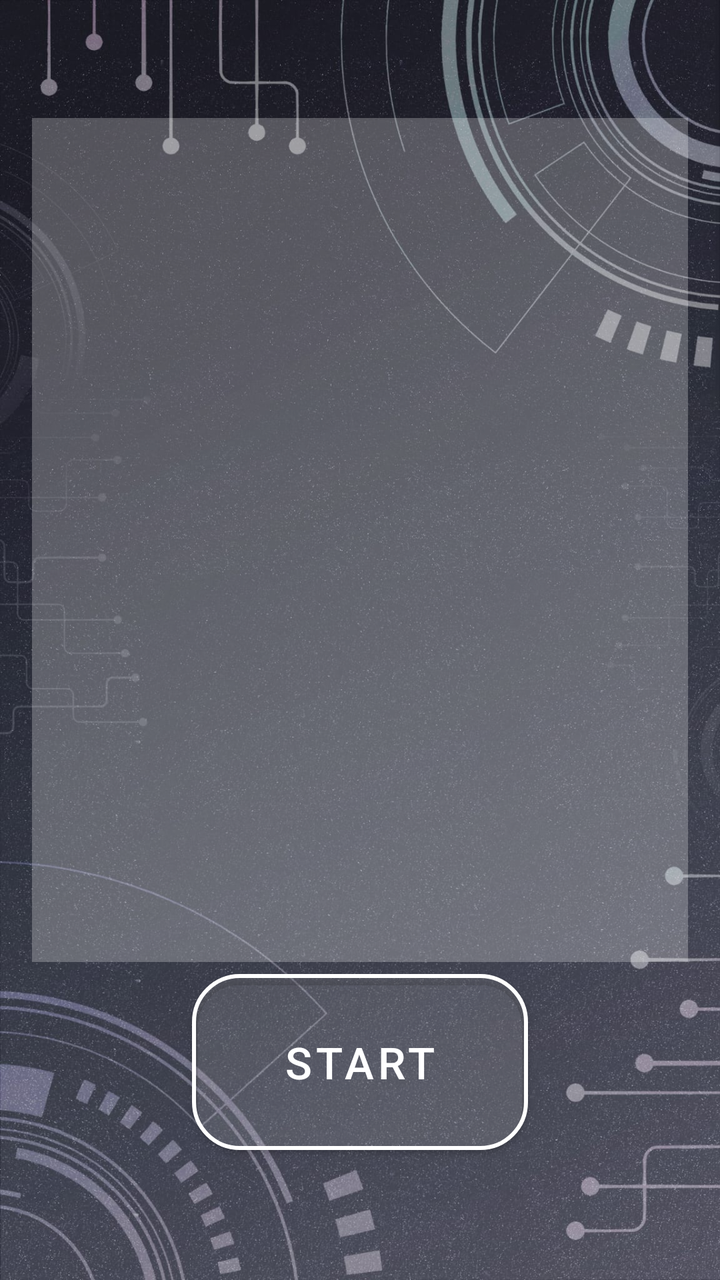
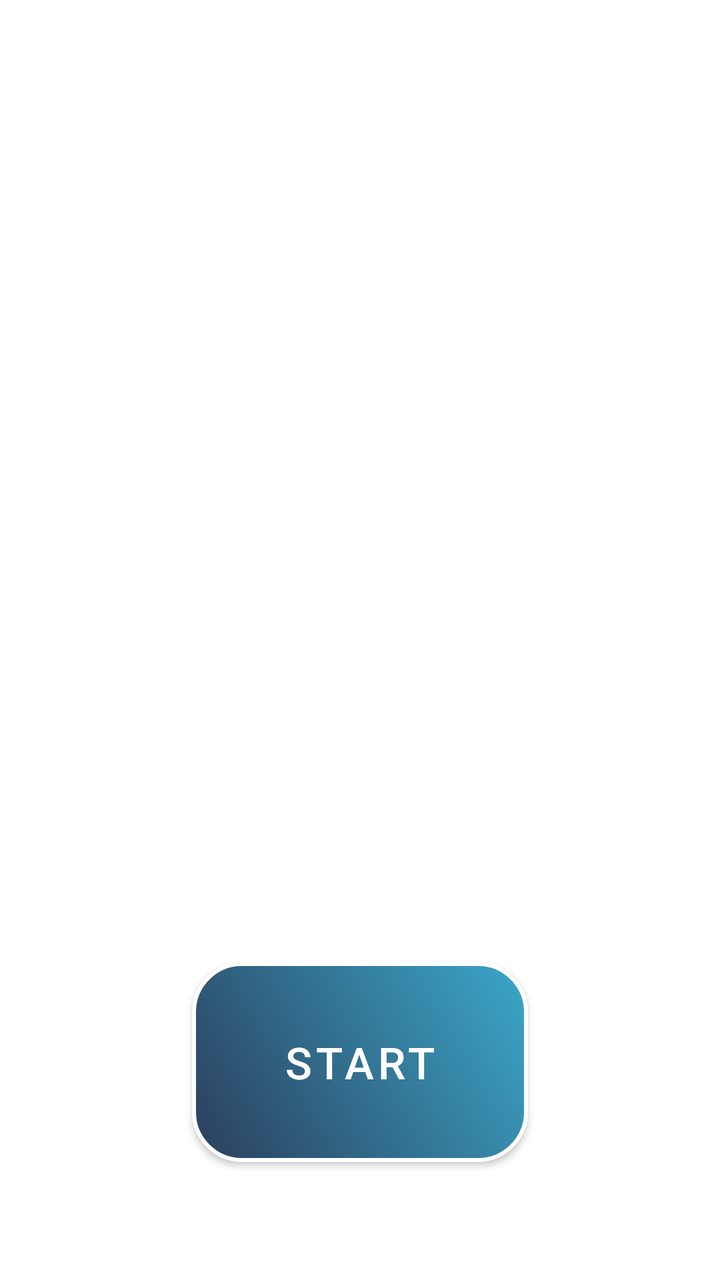

The first picture is an Android layout as it rendered before a commit; the second is the same layout after the commit. The layout source and the unified diff follow.
<!-- AndroidManifest.xml: application theme Theme.VISTA -->
<!-- res/layout/activity_voice_control_page.xml -->
<LinearLayout xmlns:android="http://schemas.android.com/apk/res/android"
    xmlns:app="http://schemas.android.com/apk/res-auto"
    android:id="@+id/main"
    android:layout_width="match_parent"
    android:layout_height="match_parent"
    android:background="@drawable/background"
    android:orientation="vertical"
    android:gravity="center"
    android:padding="16dp">

    

    <TextView
        android:id="@+id/tvResult"
        android:layout_width="345dp"
        android:layout_height="422dp"
        android:background="#40FFFFFF"
        android:textColor="@color/white"
        android:paddingLeft="16dp"
        android:paddingRight="16dp"
        android:paddingTop="8dp"
        android:paddingBottom="8dp" />

    <com.google.android.material.button.MaterialButton
        android:id="@+id/btnVoiceControl_start"
        style="@style/SemiTransparentRoundedButton"
        android:layout_width="168dp"
        android:layout_height="100dp"
        android:text="Start"
        android:textSize="22sp" />
</LinearLayout>
<!-- resources referenced by this layout -->
<resources>
  <color name="white">#FFFFFF</color>
  <!-- drawable background: jpeg bitmap (drawable, 288114 bytes) -->
  <style name="SemiTransparentRoundedButton" parent="Widget.MaterialComponents.Button">
          <item name="android:textColor">#FFFFFF</item>
          <item name="background">@drawable/button_selector</item> 
          <item name="cornerRadius">24dp</item>
          <item name="strokeColor">#FFFFFF</item>
          <item name="strokeWidth">2dp</item>
          <item name="backgroundTint">#20FFFFFF</item> 
      </style>
  <style name="Theme.VISTA" parent="Theme.MaterialComponents.Light.NoActionBar">
          
          <item name="colorPrimary">@color/semi_transparent_white</item>
          <item name="colorPrimaryVariant">@color/semi_transparent_white</item>
          <item name="colorOnPrimary">@color/white</item>
          
      </style>
  <!-- drawable button_selector (drawable) -->
  <?xml version="1.0" encoding="utf-8"?>
  <selector xmlns:android="http://schemas.android.com/apk/res/android">
      
      <item android:state_pressed="true">
          <shape android:shape="rectangle">
              <solid android:color="#20FFFFFF" /> 
              <stroke android:width="2dp" android:color="#FFFFFF" />
              <corners android:radius="24dp" />
          </shape>
      </item>
  
      
      <item android:state_selected="true">
          <shape android:shape="rectangle">
              <solid android:color="#FFFF00" /> 
              <stroke android:width="2dp" android:color="#FFFFFF" />
              <corners android:radius="24dp" />
          </shape>
      </item>
  
      
      <item>
          <shape android:shape="rectangle">
              <solid android:color="#20FFFFFF" /> 
              <stroke android:width="2dp" android:color="#FFFFFF" />
              <corners android:radius="24dp" />
          </shape>
      </item>
  </selector>
  <color name="semi_transparent_white">#80FFFFFF</color>
</resources>

<!-- the commit's change to res/layout/activity_voice_control_page.xml (unified diff, before → after) -->
@@ -3,7 +3,7 @@
     android:id="@+id/main"
     android:layout_width="match_parent"
     android:layout_height="match_parent"
-    android:background="@drawable/background"
+    android:background="@color/white"
     android:orientation="vertical"
     android:gravity="center"
     android:padding="16dp">
@@ -15,11 +15,12 @@
         android:layout_width="345dp"
         android:layout_height="422dp"
         android:background="#40FFFFFF"
-        android:textColor="@color/white"
+        android:textColor="#3BA7C9"
         android:paddingLeft="16dp"
         android:paddingRight="16dp"
         android:paddingTop="8dp"
-        android:paddingBottom="8dp" />
+        android:paddingBottom="8dp"
+        />
 
     <com.google.android.material.button.MaterialButton
         android:id="@+id/btnVoiceControl_start"
@@ -27,5 +28,11 @@
         android:layout_width="168dp"
         android:layout_height="100dp"
         android:text="Start"
-        android:textSize="22sp" />
+        android:textSize="22sp"
+        android:background="@drawable/btn_photo_gradient"
+        app:backgroundTint="@null"
+        app:backgroundTintMode="src_over"
+        app:cornerRadius="0dp"
+        app:strokeColor="@null"
+        app:strokeWidth="0dp"/>
 </LinearLayout>
<!-- resource entries referenced after the edit -->
@@ -1,7 +1,27 @@
 <!-- resources referenced by this layout -->
 <resources>
   <color name="white">#FFFFFF</color>
-  <!-- drawable background: jpeg bitmap (drawable, 288114 bytes) -->
+  <!-- drawable btn_photo_gradient (drawable) -->
+  <?xml version="1.0" encoding="utf-8"?>
+  <shape xmlns:android="http://schemas.android.com/apk/res/android"
+      android:shape="rectangle">
+  
+      
+      <gradient
+          android:startColor="#2B3E5C"
+          android:endColor="#3BA7C9"
+          android:angle="45"
+      />
+  
+      
+      <corners android:radius="24dp" />
+  
+      
+      <stroke
+          android:width="2dp"
+          android:color="#FFFFFF" />
+  
+  </shape>
   <style name="SemiTransparentRoundedButton" parent="Widget.MaterialComponents.Button">
           <item name="android:textColor">#FFFFFF</item>
           <item name="background">@drawable/button_selector</item> 
